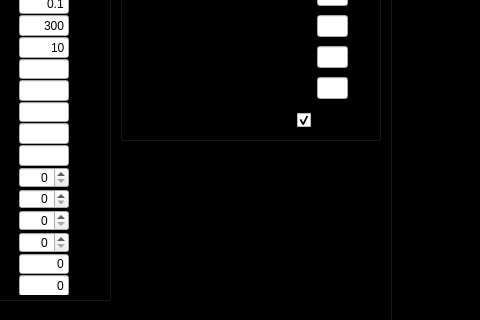
gibbogle/spheroid-abm, file GUI/spheroid_GUI.ui: the form before one commit; both pictures show x 214 to 694 and y 139 to 459 of the 1294 by 893 pixel window.
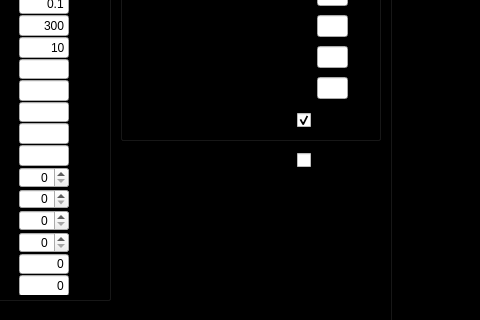
The form after the commit. The open tabs and pages were chosen to show the change. Icons and pictures are not drawn. Custom widgets are drawn as their Qt base class.

Commit message: G: changed GUI/params.cpp G: changed GUI/spheroid_GUI.ui G: changed src/global.f90 G: changed src/ode_diffuse.f90 G: changed src/spheroid.f90

Diff of the .ui file:
```diff
--- a/GUI/spheroid_GUI.ui
+++ b/GUI/spheroid_GUI.ui
@@ -2867,6 +2867,22 @@
              </property>
             </widget>
            </widget>
+           <widget class="QCheckBox" name="cbox_USE_RELAX">
+            <property name="geometry">
+             <rect>
+              <x>340</x>
+              <y>230</y>
+              <width>141</width>
+              <height>20</height>
+             </rect>
+            </property>
+            <property name="layoutDirection">
+             <enum>Qt::RightToLeft</enum>
+            </property>
+            <property name="text">
+             <string>Use O2 relaxation solver</string>
+            </property>
+           </widget>
           </widget>
          </widget>
         </item>
```
Left out of the diff: 4 changed lines with no effect on the pictures. The commit also changes 4 other files.
